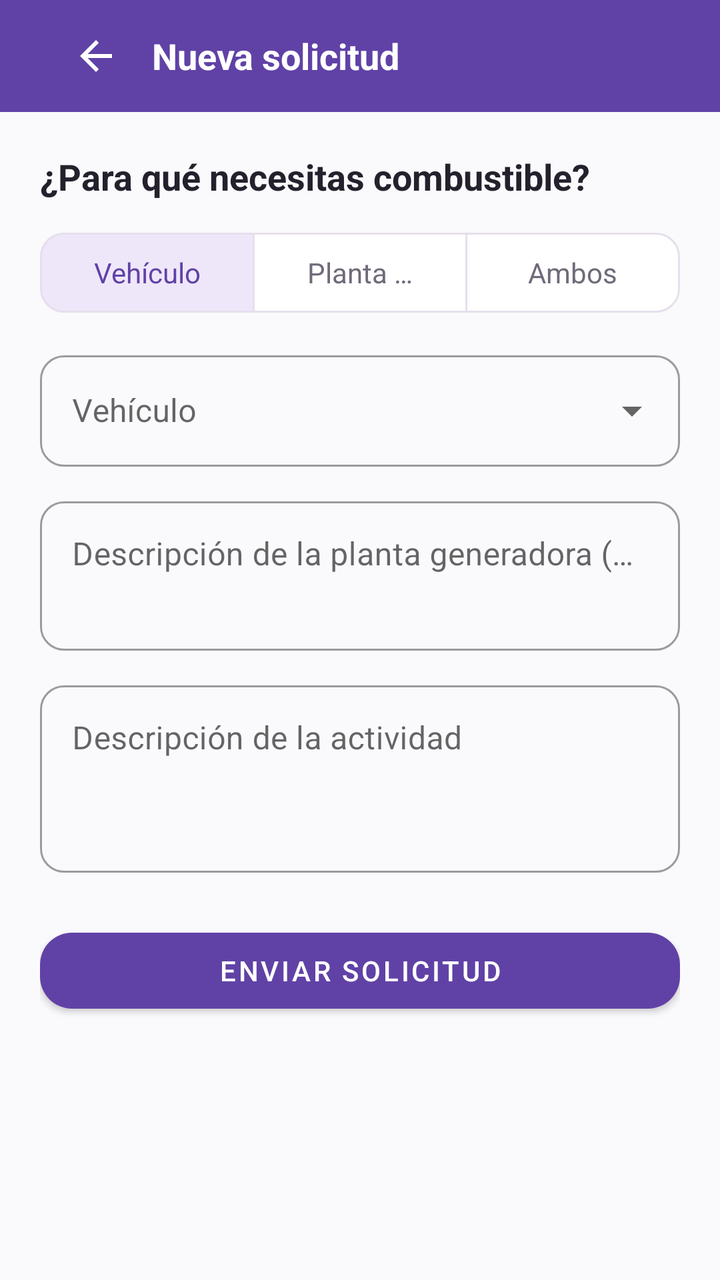
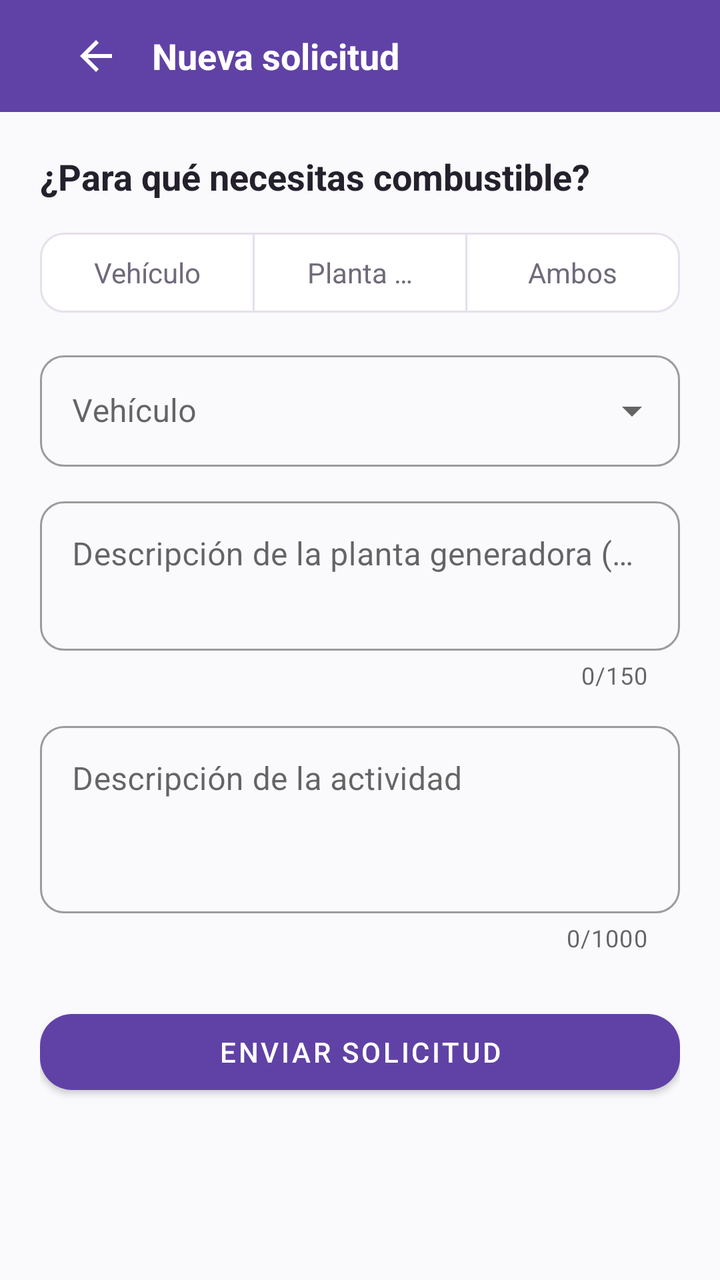

Two renders of the same Android screen: before a commit and after it. Below are the layout's source before the change and the commit's diff.
<!-- AndroidManifest.xml: application theme Theme.ApiMovil -->
<!-- res/layout/fragment_nueva_solicitud.xml -->
<?xml version="1.0" encoding="utf-8"?>
<LinearLayout xmlns:android="http://schemas.android.com/apk/res/android"
    xmlns:app="http://schemas.android.com/apk/res-auto"
    android:layout_width="match_parent"
    android:layout_height="match_parent"
    android:background="@color/fondo"
    android:orientation="vertical">

    <com.google.android.material.appbar.AppBarLayout
        android:layout_width="match_parent"
        android:layout_height="wrap_content"
        app:elevation="0dp">

        <com.google.android.material.appbar.MaterialToolbar
            android:layout_width="match_parent"
            android:layout_height="?attr/actionBarSize"
            android:background="?attr/colorPrimary">

            <LinearLayout
                android:layout_width="match_parent"
                android:layout_height="wrap_content"
                android:gravity="center_vertical"
                android:orientation="horizontal"
                android:paddingHorizontal="12dp">

                <ImageButton
                    android:id="@+id/btnVolver"
                    android:layout_width="40dp"
                    android:layout_height="40dp"
                    android:background="?attr/selectableItemBackgroundBorderless"
                    android:contentDescription="@string/volver"
                    android:src="@drawable/ic_back"
                    app:tint="@color/blanco" />

                <TextView
                    android:id="@+id/textTitulo"
                    android:layout_width="wrap_content"
                    android:layout_height="wrap_content"
                    android:layout_marginStart="8dp"
                    android:text="@string/nueva_solicitud"
                    android:textColor="@color/blanco"
                    android:textSize="18sp"
                    android:textStyle="bold" />
            </LinearLayout>

        </com.google.android.material.appbar.MaterialToolbar>
    </com.google.android.material.appbar.AppBarLayout>

    <ScrollView
        android:layout_width="match_parent"
        android:layout_height="0dp"
        android:layout_weight="1">

        <LinearLayout
            android:layout_width="match_parent"
            android:layout_height="wrap_content"
            android:orientation="vertical"
            android:padding="20dp">

            <TextView
                android:layout_width="wrap_content"
                android:layout_height="wrap_content"
                android:layout_marginBottom="12dp"
                android:text="@string/para_que_necesitas_combustible"
                android:textColor="@color/texto_principal"
                android:textSize="18sp"
                android:textStyle="bold" />

            
            <com.google.android.material.button.MaterialButtonToggleGroup
                android:id="@+id/toggleDestino"
                android:layout_width="match_parent"
                android:layout_height="wrap_content"
                app:singleSelection="true"
                app:checkedButton="@+id/btnDestinoVehiculo">

                <com.google.android.material.button.MaterialButton
                    android:id="@+id/btnDestinoVehiculo"
                    style="@style/Widget.Material3.Button.OutlinedButton"
                    android:layout_width="0dp"
                    android:layout_height="48dp"
                    android:layout_weight="1"
                    android:maxLines="1"
                    android:text="@string/destino_vehiculo"
                    android:textAllCaps="false"
                    android:textColor="@color/selector_toggle_button_text"
                    android:textSize="14sp"
                    app:backgroundTint="@color/selector_toggle_button_bg"
                    app:cornerRadius="12dp"
                    app:strokeColor="@color/borde" />

                <com.google.android.material.button.MaterialButton
                    android:id="@+id/btnDestinoMgp"
                    style="@style/Widget.Material3.Button.OutlinedButton"
                    android:layout_width="0dp"
                    android:layout_height="48dp"
                    android:layout_weight="1"
                    android:maxLines="1"
                    android:text="@string/destino_mgp"
                    android:textAllCaps="false"
                    android:textColor="@color/selector_toggle_button_text"
                    android:textSize="14sp"
                    app:backgroundTint="@color/selector_toggle_button_bg"
                    app:cornerRadius="12dp"
                    app:strokeColor="@color/borde" />

                <com.google.android.material.button.MaterialButton
                    android:id="@+id/btnDestinoAmbos"
                    style="@style/Widget.Material3.Button.OutlinedButton"
                    android:layout_width="0dp"
                    android:layout_height="48dp"
                    android:layout_weight="1"
                    android:maxLines="1"
                    android:text="@string/destino_ambos"
                    android:textAllCaps="false"
                    android:textColor="@color/selector_toggle_button_text"
                    android:textSize="14sp"
                    app:backgroundTint="@color/selector_toggle_button_bg"
                    app:cornerRadius="12dp"
                    app:strokeColor="@color/borde" />

            </com.google.android.material.button.MaterialButtonToggleGroup>

            <com.google.android.material.textfield.TextInputLayout
                android:id="@+id/layoutVehiculo"
                style="@style/Widget.MaterialComponents.TextInputLayout.OutlinedBox.ExposedDropdownMenu"
                android:layout_width="match_parent"
                android:layout_height="wrap_content"
                android:layout_marginTop="12dp"
                android:hint="@string/vehiculo"
                app:boxCornerRadiusBottomEnd="12dp"
                app:boxCornerRadiusBottomStart="12dp"
                app:boxCornerRadiusTopEnd="12dp"
                app:boxCornerRadiusTopStart="12dp">

                <com.google.android.material.textfield.MaterialAutoCompleteTextView
                    android:id="@+id/spinnerVehiculo"
                    android:layout_width="match_parent"
                    android:layout_height="wrap_content"
                    android:inputType="none" />
            </com.google.android.material.textfield.TextInputLayout>

            <com.google.android.material.textfield.TextInputLayout
                android:id="@+id/layoutDescripcionMgp"
                style="@style/Widget.MaterialComponents.TextInputLayout.OutlinedBox"
                android:layout_width="match_parent"
                android:layout_height="wrap_content"
                android:layout_marginTop="12dp"
                android:hint="@string/descripcion_de_la_planta_mgp"
                app:boxCornerRadiusBottomEnd="12dp"
                app:boxCornerRadiusBottomStart="12dp"
                app:boxCornerRadiusTopEnd="12dp"
                app:boxCornerRadiusTopStart="12dp">

                <com.google.android.material.textfield.TextInputEditText
                    android:id="@+id/inputDescripcionMgp"
                    android:layout_width="match_parent"
                    android:layout_height="wrap_content"
                    android:gravity="top|start"
                    android:inputType="textMultiLine|textCapSentences"
                    android:maxLines="4"
                    android:minLines="2" />
            </com.google.android.material.textfield.TextInputLayout>

            <com.google.android.material.textfield.TextInputLayout
                style="@style/Widget.MaterialComponents.TextInputLayout.OutlinedBox"
                android:layout_width="match_parent"
                android:layout_height="wrap_content"
                android:layout_marginTop="12dp"
                android:hint="@string/descripcion_de_la_actividad"
                app:boxCornerRadiusBottomEnd="12dp"
                app:boxCornerRadiusBottomStart="12dp"
                app:boxCornerRadiusTopEnd="12dp"
                app:boxCornerRadiusTopStart="12dp"
                app:placeholderText="@string/hint_actividad_ejemplo">

                <com.google.android.material.textfield.TextInputEditText
                    android:id="@+id/inputActividad"
                    android:layout_width="match_parent"
                    android:layout_height="wrap_content"
                    android:gravity="top|start"
                    android:inputType="textMultiLine|textCapSentences"
                    android:maxLines="6"
                    android:minLines="3" />
            </com.google.android.material.textfield.TextInputLayout>

            <com.google.android.material.button.MaterialButton
                android:id="@+id/btnEnviar"
                android:layout_width="match_parent"
                android:layout_height="50dp"
                android:layout_marginTop="24dp"
                android:text="@string/enviar_solicitud"
                app:backgroundTint="@color/marca"
                app:cornerRadius="16dp" />

            <ProgressBar
                android:id="@+id/progress"
                android:layout_width="40dp"
                android:layout_height="40dp"
                android:layout_gravity="center"
                android:layout_marginTop="16dp"
                android:visibility="gone" />

            <TextView
                android:id="@+id/textError"
                android:layout_width="match_parent"
                android:layout_height="wrap_content"
                android:layout_marginTop="12dp"
                android:accessibilityLiveRegion="polite"
                android:gravity="center"
                android:textColor="@color/estado_vencida"
                android:textSize="13sp"
                android:visibility="gone" />

        </LinearLayout>
    </ScrollView>
</LinearLayout>
<!-- resources referenced by this layout -->
<resources>
  <color name="blanco">#FFFFFF</color>
  <color name="borde">#E5E0EB</color>
  <color name="estado_vencida">#C62828</color>
  <color name="fondo">#FAF9FC</color>
  <color name="marca">#6042A6</color>
  <color name="texto_principal">#24212D</color>
  <!-- drawable ic_back (drawable) -->
  <?xml version="1.0" encoding="utf-8"?>
  <vector xmlns:android="http://schemas.android.com/apk/res/android"
      android:width="24dp" android:height="24dp"
      android:viewportWidth="24" android:viewportHeight="24">
      <path android:fillColor="#24212D"
          android:pathData="M20,11H7.83l5.59,-5.59L12,4l-8,8 8,8 1.41,-1.41L7.83,13H20v-2z" />
  </vector>
  <string name="descripcion_de_la_actividad">Descripción de la actividad</string>
  <string name="descripcion_de_la_planta_mgp">Descripción de la planta generadora (MGP)</string>
  <string name="destino_ambos">Ambos</string>
  <string name="destino_mgp">Planta MGP</string>
  <string name="destino_vehiculo">Vehículo</string>
  <string name="enviar_solicitud">Enviar solicitud</string>
  <string name="hint_actividad_ejemplo">Ej.: Viaje de inspección a Tocoa</string>
  <string name="nueva_solicitud">Nueva solicitud</string>
  <string name="para_que_necesitas_combustible">¿Para qué necesitas combustible?</string>
  <string name="vehiculo">Vehículo</string>
  <string name="volver">Volver</string>
  <style name="Theme.ApiMovil" parent="Theme.MaterialComponents.Light.NoActionBar">
          <item name="colorPrimary">@color/marca</item>
          <item name="colorPrimaryVariant">@color/marca_oscuro</item>
          <item name="colorOnPrimary">@color/blanco</item>
          <item name="colorSecondary">@color/marca_claro</item>
          <item name="colorOnSecondary">@color/texto_principal</item>
          <item name="android:windowBackground">@color/fondo</item>
          <item name="android:statusBarColor">@color/marca_oscuro</item>
          <item name="android:forceDarkAllowed" tools:targetApi="q">false</item>
      </style>
  <color name="marca_oscuro">#342052</color>
  <color name="marca_claro">#EEE7FA</color>
</resources>

<!-- the commit's change to res/layout/fragment_nueva_solicitud.xml (unified diff, before → after) -->
@@ -71,8 +71,7 @@
                 android:id="@+id/toggleDestino"
                 android:layout_width="match_parent"
                 android:layout_height="wrap_content"
-                app:singleSelection="true"
-                app:checkedButton="@+id/btnDestinoVehiculo">
+                app:singleSelection="true">
 
                 <com.google.android.material.button.MaterialButton
                     android:id="@+id/btnDestinoVehiculo"
@@ -150,7 +149,9 @@
                 app:boxCornerRadiusBottomEnd="12dp"
                 app:boxCornerRadiusBottomStart="12dp"
                 app:boxCornerRadiusTopEnd="12dp"
-                app:boxCornerRadiusTopStart="12dp">
+                app:boxCornerRadiusTopStart="12dp"
+                app:counterEnabled="true"
+                app:counterMaxLength="150">
 
                 <com.google.android.material.textfield.TextInputEditText
                     android:id="@+id/inputDescripcionMgp"
@@ -158,11 +159,13 @@
                     android:layout_height="wrap_content"
                     android:gravity="top|start"
                     android:inputType="textMultiLine|textCapSentences"
+                    android:maxLength="150"
                     android:maxLines="4"
                     android:minLines="2" />
             </com.google.android.material.textfield.TextInputLayout>
 
             <com.google.android.material.textfield.TextInputLayout
+                android:id="@+id/layoutActividad"
                 style="@style/Widget.MaterialComponents.TextInputLayout.OutlinedBox"
                 android:layout_width="match_parent"
                 android:layout_height="wrap_content"
@@ -172,6 +175,8 @@
                 app:boxCornerRadiusBottomStart="12dp"
                 app:boxCornerRadiusTopEnd="12dp"
                 app:boxCornerRadiusTopStart="12dp"
+                app:counterEnabled="true"
+                app:counterMaxLength="1000"
                 app:placeholderText="@string/hint_actividad_ejemplo">
 
                 <com.google.android.material.textfield.TextInputEditText
@@ -180,6 +185,7 @@
                     android:layout_height="wrap_content"
                     android:gravity="top|start"
                     android:inputType="textMultiLine|textCapSentences"
+                    android:maxLength="1000"
                     android:maxLines="6"
                     android:minLines="3" />
             </com.google.android.material.textfield.TextInputLayout>
